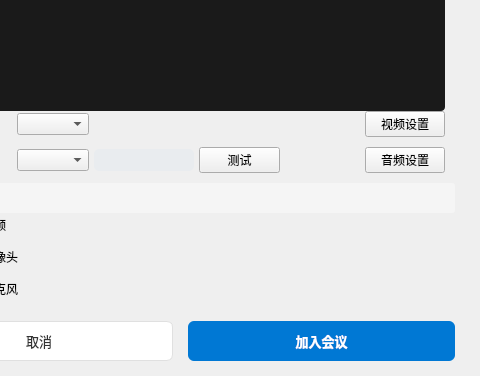
The window that ui/joinmeeting.ui (zhangdalin/MeetEx) describes before a commit, drawn with Qt 5; both pictures show x 120 to 600 and y 424 to 800 of the 600 by 800 pixel window.
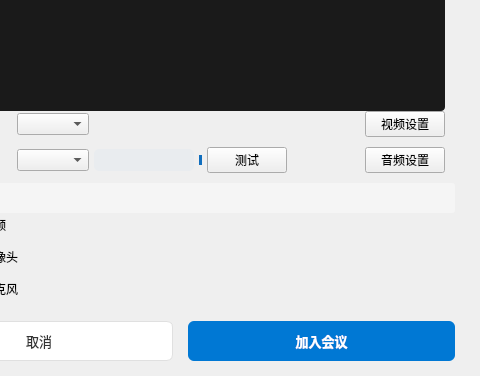
The same window after the commit. Icons and pictures are not drawn.

Commit message: feat(ui): 添加峰值标记 QLabel

What changed in the file:
```diff
--- a/ui/joinmeeting.ui
+++ b/ui/joinmeeting.ui
@@ -440,6 +440,28 @@
              </property>
             </widget>
            </item>
+           <item>
+            <widget class="QLabel" name="peakLevelLabel">
+             <property name="minimumSize">
+              <size>
+               <width>3</width>
+               <height>10</height>
+              </size>
+             </property>
+             <property name="maximumSize">
+              <size>
+               <width>3</width>
+               <height>10</height>
+              </size>
+             </property>
+             <property name="styleSheet">
+              <string notr="true">background-color: #106ebe; border-radius: 2px;</string>
+             </property>
+             <property name="visible">
+              <bool>false</bool>
+             </property>
+            </widget>
+           </item>
            <item>
             <widget class="QPushButton" name="testSpeakerBtn">
              <property name="sizePolicy">
```
